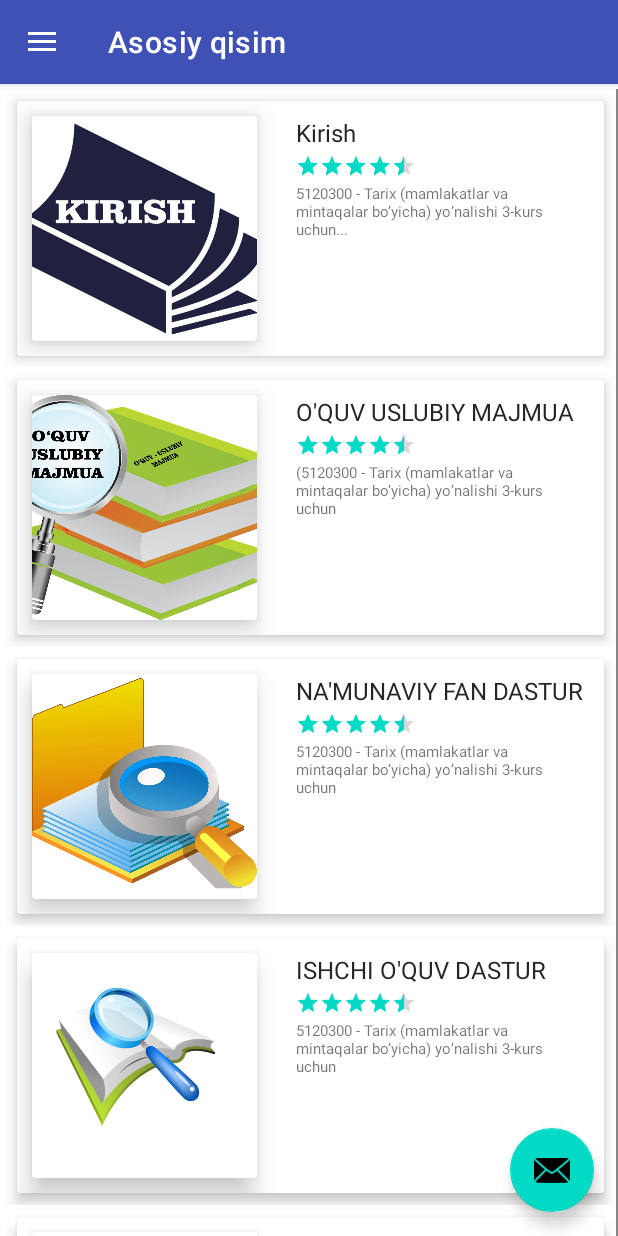
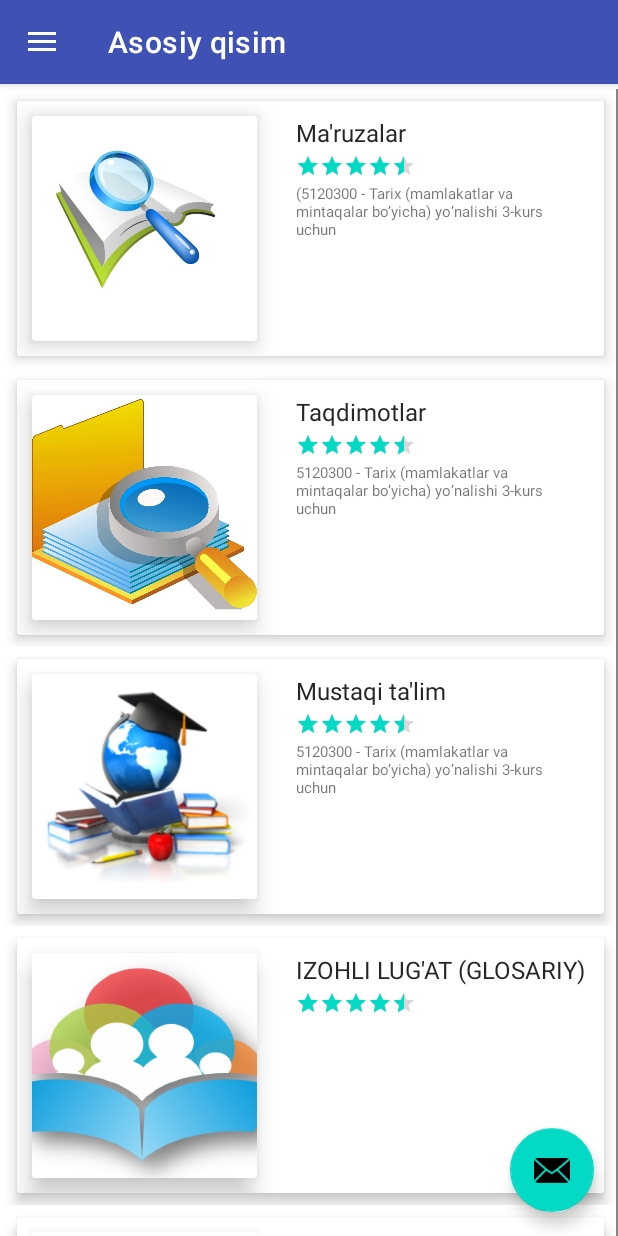
Before and after one commit to asadbekakmedov2001/UzbekistanDavlatchilikTarixi, an Android app: the screen it shows after launch (MainActivity), on a phone screen of 412 x 824 dp. Run offline under Robolectric (Android 15) with nearby library versions, the phone set to English and light mode, and no system bars; our stand-ins replace navigation-ui.

Commit message:
Update HomeFragment.java

```diff
--- a/app/src/main/java/com/example/uzbekistandavlatchiliktarixi/ui/home/HomeFragment.java
+++ b/app/src/main/java/com/example/uzbekistandavlatchiliktarixi/ui/home/HomeFragment.java
@@ -50,16 +50,11 @@ public class HomeFragment extends Fragment implements UserAdapter.SelectedUser {
     }
 
     private void initial() {
-        modelRcyclers.add(new ModelRcycler(R.drawable.kirish,"Kirish","5120300 - Tarix (mamlakatlar va mintaqalar bo’yicha) yo’nalishi 3-kurs uchun...","https://github.com/asadbekakmedov2001/UzbekistanDavlatchilikTarixi/raw/main/app/src/main/assets/kirish.doc"));
-        modelRcyclers.add(new ModelRcycler(R.drawable.umk,"O'QUV USLUBIY MAJMUA","(5120300 - Tarix (mamlakatlar va mintaqalar bo’yicha) yo’nalishi 3-kurs uchun","https://github.com/asadbekakmedov2001/UzbekistanDavlatchilikTarixi/raw/main/app/src/main/assets/umk.doc"));
-        modelRcyclers.add(new ModelRcycler(R.drawable.nam_fan,"NA'MUNAVIY FAN DASTUR","5120300 - Tarix (mamlakatlar va mintaqalar bo’yicha) yo’nalishi 3-kurs uchun","https://github.com/asadbekakmedov2001/UzbekistanDavlatchilikTarixi/raw/main/app/src/main/assets/nam_dastur.pdf"));
-        modelRcyclers.add(new ModelRcycler(R.drawable.fan_das,"ISHCHI O'QUV DASTUR","5120300 - Tarix (mamlakatlar va mintaqalar bo’yicha) yo’nalishi 3-kurs uchun","https://github.com/asadbekakmedov2001/UzbekistanDavlatchilikTarixi/raw/main/app/src/main/assets/ish_dastur.pdf"));
-        modelRcyclers.add(new ModelRcycler(R.drawable.mustaqil,"MUSTAQIL TA'LIM UCHUN USLUBIY KO'RSATMA","5120300 - Tarix (mamlakatlar va mintaqalar bo’yicha) yo’nalishi 3-kurs uchun","https://github.com/asadbekakmedov2001/UzbekistanDavlatchilikTarixi/raw/main/app/src/main/assets/mustaqil_ish.doc"));
+        modelRcyclers.add(new ModelRcycler(R.drawable.fan_das,"Ma'ruzalar","(5120300 - Tarix (mamlakatlar va mintaqalar bo’yicha) yo’nalishi 3-kurs uchun","https://github.com/asadbekakmedov2001/UzbekistanDavlatchilikTarixi/raw/main/app/src/main/assets/umk.doc"));
+        modelRcyclers.add(new ModelRcycler(R.drawable.nam_fan,"Taqdimotlar","5120300 - Tarix (mamlakatlar va mintaqalar bo’yicha) yo’nalishi 3-kurs uchun","https://github.com/asadbekakmedov2001/UzbekistanDavlatchilikTarixi/raw/main/app/src/main/assets/nam_dastur.pdf"));
+        modelRcyclers.add(new ModelRcycler(R.drawable.mustaqil,"Mustaqi ta'lim","5120300 - Tarix (mamlakatlar va mintaqalar bo’yicha) yo’nalishi 3-kurs uchun","https://github.com/asadbekakmedov2001/UzbekistanDavlatchilikTarixi/raw/main/app/src/main/assets/ish_dastur.pdf"));
         modelRcyclers.add(new ModelRcycler(R.drawable.izohli,"IZOHLI LUG'AT (GLOSARIY)                                         ","","https://github.com/asadbekakmedov2001/UzbekistanDavlatchilikTarixi/raw/main/app/src/main/assets/Glossariy.doc"));
-        modelRcyclers.add(new ModelRcycler(R.drawable.test1,"MAVZU YUZASIDAN TEST SAVOLLARI","","https://github.com/asadbekakmedov2001/UzbekistanDavlatchilikTarixi/raw/main/app/src/main/assets/mavzu_test.doc"));
-        modelRcyclers.add(new ModelRcycler(R.drawable.test2,"FAN YUZASIDAN TEST SAVOLLARI","","https://github.com/asadbekakmedov2001/UzbekistanDavlatchilikTarixi/raw/main/app/src/main/assets/fan_test.doc"));
-        modelRcyclers.add(new ModelRcycler(R.drawable.adabiyot,"ADABIYOTLAR","Azamat Ziyo. O‘zbek davlatchiligi tarixi: (Eng qadimgi davrdan Rossiya bosqiniga qadar). T., Sharq. 2000.\n" +
-                " Sagdullaev A.S., Mavlonov O‘. O‘zbekistonda davlat boshqaruvi tarixi. – T.: Akademiya, 2006.\n","https://github.com/asadbekakmedov2001/UzbekistanDavlatchilikTarixi/raw/main/app/src/main/assets/adabiyotlar.doc"));
+        modelRcyclers.add(new ModelRcycler(R.drawable.test1,"FAN YUZASIDAN TEST SAVOLLARI","","https://github.com/asadbekakmedov2001/UzbekistanDavlatchilikTarixi/raw/main/app/src/main/assets/fan_test.doc"));
 
 
     }
@@ -73,15 +68,9 @@ public class HomeFragment extends Fragment implements UserAdapter.SelectedUser {
     @Override
     public void selectedUser(ModelRcycler modelRcycler) {
 
-        if (modelRcycler.getLessonName().toLowerCase().startsWith("kirish") ||
-                modelRcycler.getLessonName().toLowerCase().startsWith("o'quv") ||
-                modelRcycler.getLessonName().toLowerCase().startsWith("na'munaviy") ||
-                modelRcycler.getLessonName().toLowerCase().startsWith("mustaqil") ||
+        if (modelRcycler.getLessonName().toLowerCase().startsWith("mustaqil") ||
                 modelRcycler.getLessonName().toLowerCase().startsWith("izohli") ||
-                modelRcycler.getLessonName().toLowerCase().startsWith("mavzu") ||
-                modelRcycler.getLessonName().toLowerCase().startsWith("fan") ||
-                modelRcycler.getLessonName().toLowerCase().startsWith("adab") ||
-                modelRcycler.getLessonName().toLowerCase().startsWith("ishchi")
+                modelRcycler.getLessonName().toLowerCase().startsWith("fan")
         ){
 //
             startActivity(new Intent(getContext(), MainActivity3.class).putExtra("data",modelRcycler.getLoadUrl()));
```
